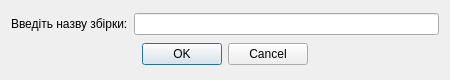
Above: src/createbuilddialog.ui from doliinyk/PC-Constructor before the change. Below: the same form after it.
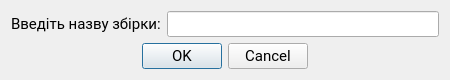
That is the form after the change.

The edit to the form file:
```diff
--- a/src/createbuilddialog.ui
+++ b/src/createbuilddialog.ui
@@ -16,16 +16,35 @@
   <layout class="QGridLayout" name="gridLayout">
    <item row="0" column="0">
     <widget class="QLabel" name="label">
+     <property name="font">
+      <font>
+       <family>Roboto</family>
+       <pointsize>11</pointsize>
+      </font>
+     </property>
      <property name="text">
       <string>Введіть назву збірки:</string>
      </property>
     </widget>
    </item>
    <item row="0" column="1">
-    <widget class="QLineEdit" name="lineEdit"/>
+    <widget class="QLineEdit" name="lineEdit">
+     <property name="font">
+      <font>
+       <family>Roboto</family>
+       <pointsize>11</pointsize>
+      </font>
+     </property>
+    </widget>
    </item>
    <item row="1" column="0" colspan="2">
     <widget class="QDialogButtonBox" name="buttonBox">
+     <property name="font">
+      <font>
+       <family>Roboto</family>
+       <pointsize>11</pointsize>
+      </font>
+     </property>
      <property name="orientation">
       <enum>Qt::Horizontal</enum>
      </property>
```
